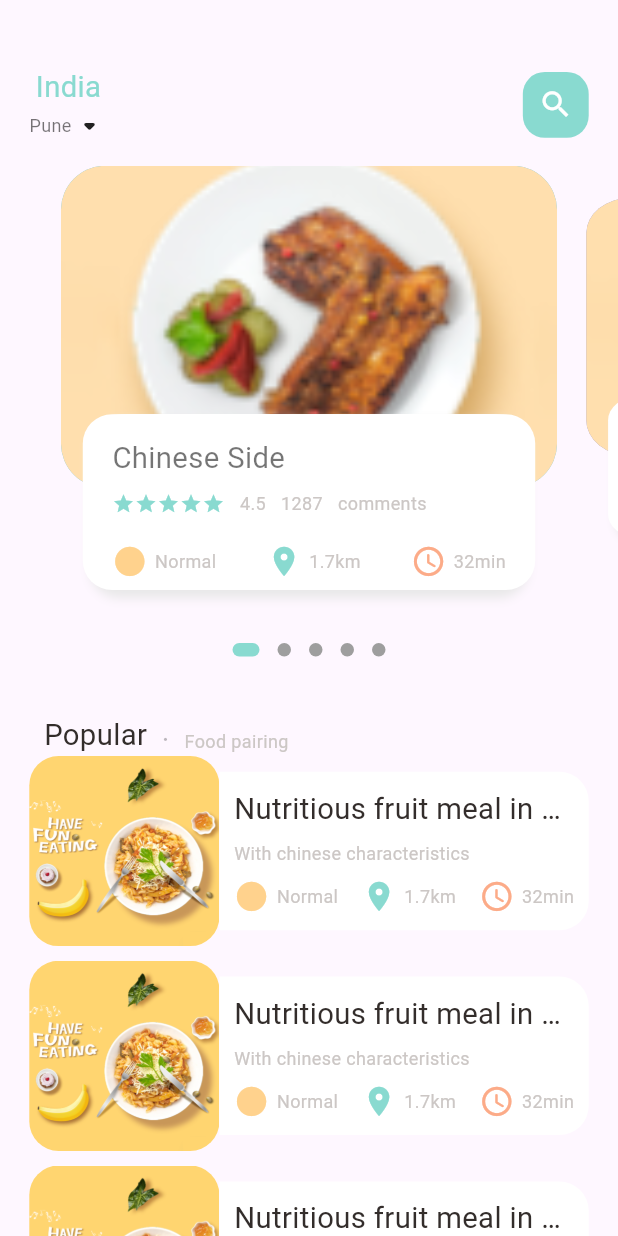
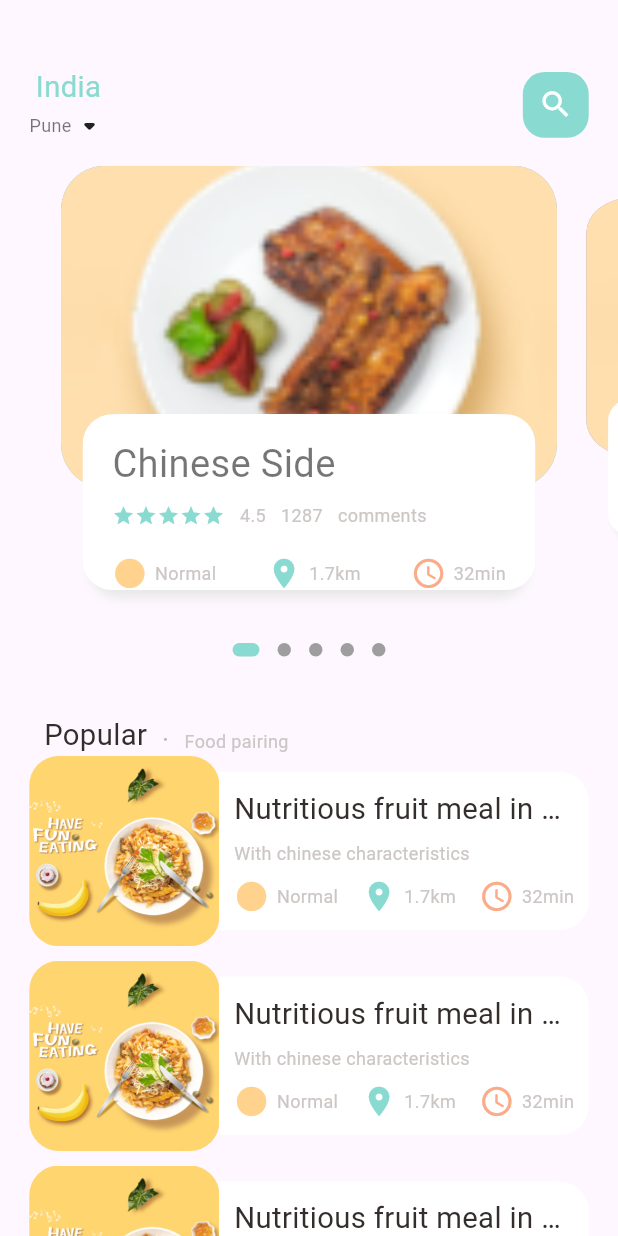
Before and after one commit to AkshayAshokCode/FoodDelivery, a Flutter app: the MainFoodPage screen opened directly, on a phone screen of 412 x 824 dp. Run offline on Flutter 3.47's test engine with Material 3 defaults, Android fonts, the phone set to English and light mode, and no system bars; drawn by our look-alikes of dots_indicator; our stand-ins replace get.

Commit message:
add dynamic app column

```diff
--- a/lib/pages/food/popular_food_detail.dart
+++ b/lib/pages/food/popular_food_detail.dart
@@ -1,6 +1,7 @@
 import 'package:flutter/cupertino.dart';
 import 'package:flutter/material.dart';
 import 'package:food_delivery/utils/dimensions.dart';
+import 'package:food_delivery/widgets/app_column.dart';
 import 'package:food_delivery/widgets/app_icon.dart';
 
 import '../../utils/colors.dart';
@@ -57,37 +58,7 @@ class PopularFoodDetail extends StatelessWidget {
                 ),
                 color: Colors.white
               ),
-              child: Column(
-                crossAxisAlignment: CrossAxisAlignment.start,
-                children: [
-                  BigText(text: "Chinese Side", color: Colors.black54),
-                  SizedBox(height: Dimensions.height10,),
-                  Row(
-                      children: [
-                        Wrap(
-                            children: List.generate(
-                                5, (index) => Icon(Icons.star, color: AppColors.mainColor, size: 15,)
-                            )
-                        ),
-                        SizedBox(width: 10,),
-                        SmallText(text: "4.5"),
-                        SizedBox(width: 10,),
-                        SmallText(text: "1287"),
-                        SizedBox(width: 10,),
-                        SmallText(text: "comments"),
-                      ]
-                  ),
-                  SizedBox(height: Dimensions.height20,),
-                  Row(
-                      mainAxisAlignment: MainAxisAlignment.spaceBetween,
-                      children: [
-                        IconAndTextWidget(icon: Icons.circle_sharp, text: "Normal", iconColor: AppColors.iconColor1),
-                        IconAndTextWidget(icon: Icons.location_on, text: "1.7km", iconColor: AppColors.mainColor),
-                        IconAndTextWidget(icon: Icons.access_time_rounded, text: "32min", iconColor: AppColors.iconColor2)
-                      ]
-                  )
-                ],
-              ),
+              child: AppColumn(text: "Chinese Side"),
         ))
       ],
     )
--- a/lib/pages/home/food_page_body.dart
+++ b/lib/pages/home/food_page_body.dart
@@ -3,6 +3,7 @@ import 'package:flutter/cupertino.dart';
 import 'package:flutter/material.dart';
 import 'package:food_delivery/utils/colors.dart';
 import 'package:food_delivery/utils/dimensions.dart';
+import 'package:food_delivery/widgets/app_column.dart';
 import 'package:food_delivery/widgets/icon_and_text_widget.dart';
 
 import '../../widgets/big_text.dart';
@@ -230,37 +231,7 @@ class _FoodPageBodyState extends State<FoodPageBody> with SingleTickerProviderSt
               ),
             child: Container(
               padding: EdgeInsets.only(top: Dimensions.height15, left: Dimensions.width15, right: Dimensions.width15),
-              child: Column(
-                crossAxisAlignment: CrossAxisAlignment.start,
-                children: [
-                  BigText(text: "Chinese Side", color: Colors.black54),
-                  SizedBox(height: Dimensions.height10,),
-                  Row(
-                    children: [
-                      Wrap(
-                        children: List.generate(
-                            5, (index) => Icon(Icons.star, color: AppColors.mainColor, size: 15,)
-                        )
-                      ),
-                      SizedBox(width: 10,),
-                      SmallText(text: "4.5"),
-                      SizedBox(width: 10,),
-                      SmallText(text: "1287"),
-                      SizedBox(width: 10,),
-                      SmallText(text: "comments"),
-                    ]
-                  ),
-                  SizedBox(height: Dimensions.height20,),
-                  Row(
-                    mainAxisAlignment: MainAxisAlignment.spaceBetween,
-                    children: [
-                      IconAndTextWidget(icon: Icons.circle_sharp, text: "Normal", iconColor: AppColors.iconColor1),
-                      IconAndTextWidget(icon: Icons.location_on, text: "1.7km", iconColor: AppColors.mainColor),
-                      IconAndTextWidget(icon: Icons.access_time_rounded, text: "32min", iconColor: AppColors.iconColor2)
-                    ]
-                  )
-                ],
-              ),
+              child: AppColumn(text: "Chinese Side")
             ),
 
           ),
--- /dev/null
+++ b/lib/widgets/app_column.dart
@@ -0,0 +1,48 @@
+import 'package:flutter/cupertino.dart';
+import 'package:flutter/material.dart';
+import 'package:food_delivery/widgets/small_text.dart';
+
+import '../utils/colors.dart';
+import '../utils/dimensions.dart';
+import 'big_text.dart';
+import 'icon_and_text_widget.dart';
+
+class AppColumn extends StatelessWidget {
+  final String text;
+  const AppColumn({super.key, required this.text});
+
+  @override
+  Widget build(BuildContext context) {
+    return Column(
+      crossAxisAlignment: CrossAxisAlignment.start,
+      children: [
+        BigText(text: text, color: Colors.black54, size: Dimensions.font26,),
+        SizedBox(height: Dimensions.height10,),
+        Row(
+            children: [
+              Wrap(
+                  children: List.generate(
+                      5, (index) => Icon(Icons.star, color: AppColors.mainColor, size: 15,)
+                  )
+              ),
+              SizedBox(width: 10,),
+              SmallText(text: "4.5"),
+              SizedBox(width: 10,),
+              SmallText(text: "1287"),
+              SizedBox(width: 10,),
+              SmallText(text: "comments"),
+            ]
+        ),
+        SizedBox(height: Dimensions.height20,),
+        Row(
+            mainAxisAlignment: MainAxisAlignment.spaceBetween,
+            children: [
+              IconAndTextWidget(icon: Icons.circle_sharp, text: "Normal", iconColor:  AppColors.iconColor1),
+              IconAndTextWidget(icon: Icons.location_on, text: "1.7km", iconColor: AppColors.mainColor),
+              IconAndTextWidget(icon: Icons.access_time_rounded, text: "32min", iconColor: AppColors.iconColor2)
+            ]
+        )
+      ],
+    );
+  }
+}
```
